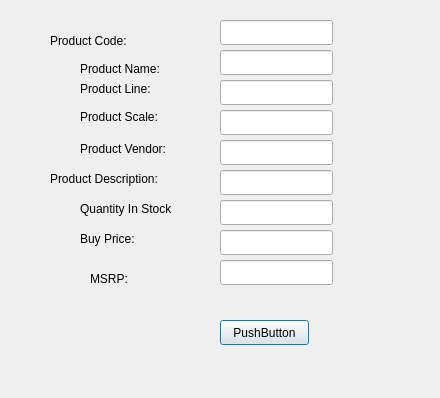
This is qt_app/form_product.ui in mehmetrizaoz/5_product_line_automation as Qt 5 draws it before an edit. The edited form follows.
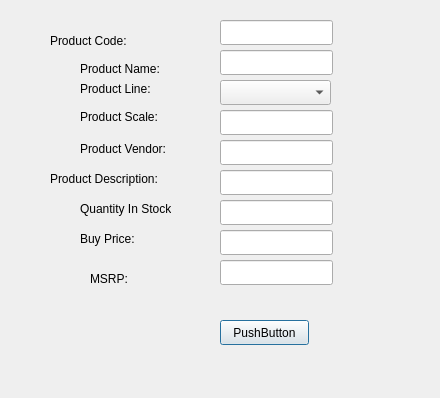
This is the edited form.

Patch:
```diff
--- a/qt_app/form_product.ui
+++ b/qt_app/form_product.ui
@@ -53,16 +53,6 @@
     </rect>
    </property>
   </widget>
-  <widget class="QLineEdit" name="lineEdit_3">
-   <property name="geometry">
-    <rect>
-     <x>220</x>
-     <y>80</y>
-     <width>113</width>
-     <height>25</height>
-    </rect>
-   </property>
-  </widget>
   <widget class="QLabel" name="label_3">
    <property name="geometry">
     <rect>
@@ -233,6 +223,16 @@
     <string>MSRP:</string>
    </property>
   </widget>
+  <widget class="QComboBox" name="comboBox">
+   <property name="geometry">
+    <rect>
+     <x>220</x>
+     <y>80</y>
+     <width>111</width>
+     <height>25</height>
+    </rect>
+   </property>
+  </widget>
  </widget>
  <resources/>
  <connections/>
```
